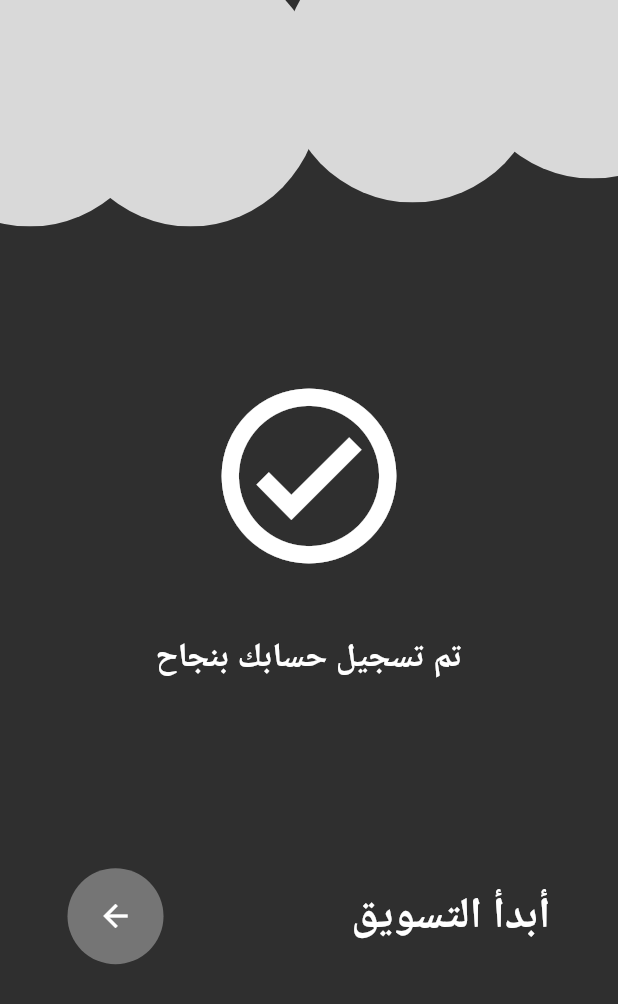
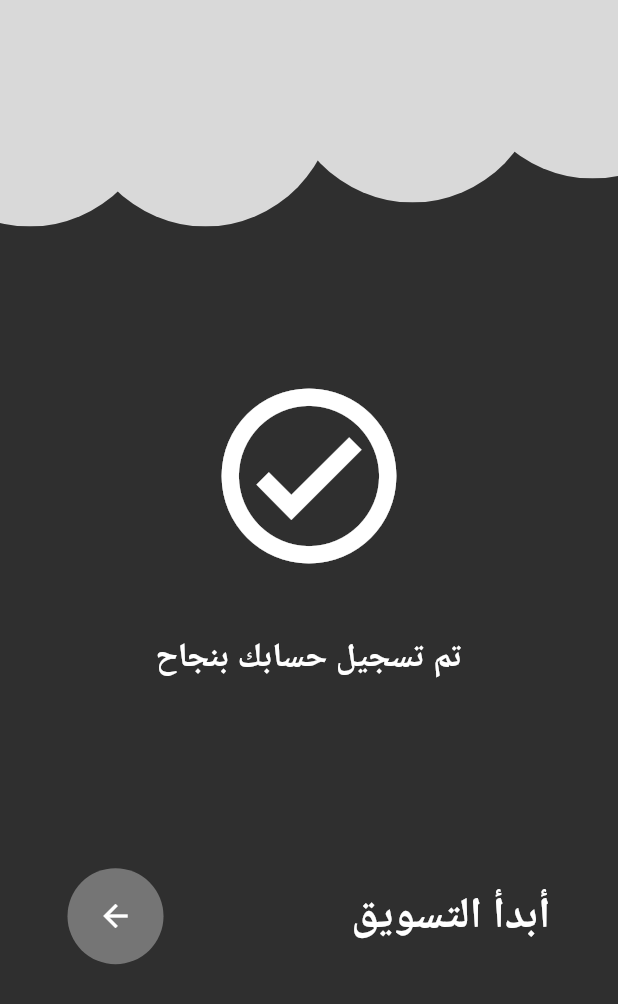
Before and after one commit to mohammedhedaya/-Sar-aat-Al-Tasweeq, a Flutter app: the SuccessSignUpView screen opened by its route, on a phone screen of 412 x 824 dp. Shown: the top 1004 px of the screen. Run offline on Flutter 3.47's test engine with Material 3 defaults, Android fonts, the phone set to English and light mode, and no system bars; our stand-ins replace device_preview, flutter_bloc, flutter_screenutil, flutter_svg, go_router, pinput and 1 more; accounts and stored records are empty.

```diff
--- a/lib/features/auth/presentation/views/signup/success_sign_up_view.dart
+++ b/lib/features/auth/presentation/views/signup/success_sign_up_view.dart
@@ -17,9 +17,10 @@ class SuccessSignUpView extends StatelessWidget {
           ),
           Positioned(
             top: 0,
-            left: 40,
+            left: 50,
             child: SvgPicture.asset(
               Assets.imagesSuccesscircle2,
+              fit: BoxFit.fill,
             ),
           ),
           Positioned(
@@ -27,6 +28,7 @@ class SuccessSignUpView extends StatelessWidget {
             right: 50,
             child: SvgPicture.asset(
               Assets.imagesSuccesscircle3,
+              fit: BoxFit.fill,
             ),
           ),
           Positioned(
@@ -34,6 +36,7 @@ class SuccessSignUpView extends StatelessWidget {
             right: 0,
             child: SvgPicture.asset(
               Assets.imagesSuccesscircle4,
+              fit: BoxFit.fill,
             ),
           ),
           Column(
```
